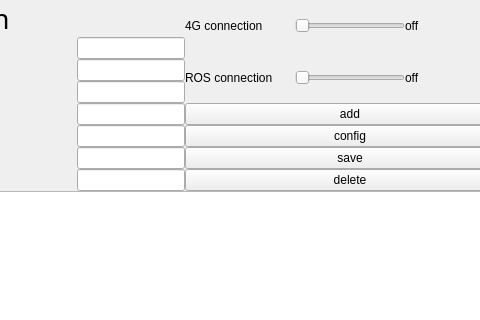
This is plugin/Datamanager/netconfigwidget.ui in ponycandy/my_simulation_dir as Qt 5 draws it before an edit; both pictures show x 144 to 624 and y 0 to 320 of the 988 by 612 pixel window. The edited form follows.
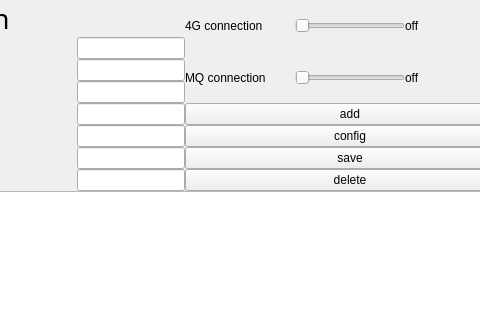
This is the edited form.

```diff
--- a/plugin/Datamanager/netconfigwidget.ui
+++ b/plugin/Datamanager/netconfigwidget.ui
@@ -283,7 +283,7 @@
            <item>
             <widget class="QLabel" name="label_18">
              <property name="text">
-              <string>ROS connection</string>
+              <string>MQ connection</string>
              </property>
             </widget>
            </item>
```
